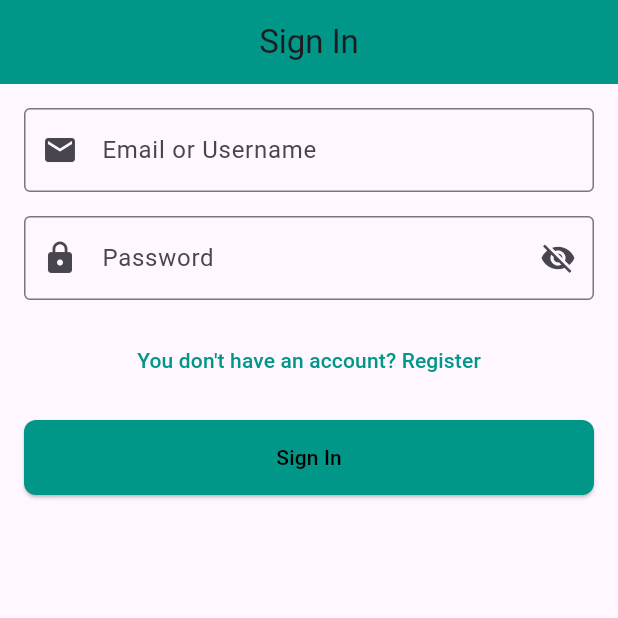
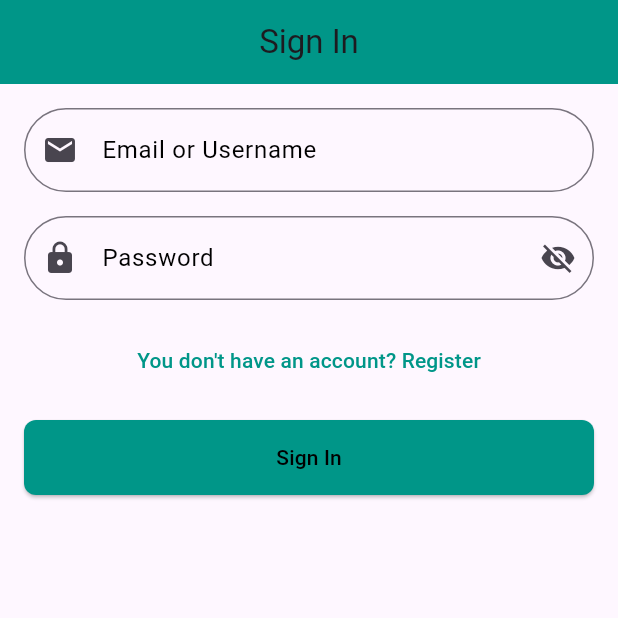
Before and after one commit to Piovide/Progetto-Flutter, a Flutter app: the screen it shows after launch, after a tap on "Already have an account? Sign In", on a phone screen of 412 x 824 dp, the top half of it. Run offline on Flutter 3.47's test engine with Material 3 defaults, Android fonts, the phone set to English and light mode, and no system bars; our stand-ins replace flutter_markdown, shared_preferences.

Commit message:
SignUp and SignIn input form edit

```diff
--- a/lib/routes/SignInPage.dart
+++ b/lib/routes/SignInPage.dart
@@ -2,8 +2,6 @@ import 'package:flutter/material.dart';
 import 'package:progetto_flutter/constants/colors.dart';
 import 'package:progetto_flutter/utilz/Utilz.dart';
 import '../utilz/WebUtilz.dart';
-
-// TODO: *PER CEO* style the text fields like the profile page
 
 class SignInPage extends StatefulWidget {
   @override
@@ -34,19 +32,14 @@ class _SignInPageState extends State<SignInPage> {
         padding: const EdgeInsets.all(16.0),
         child: Column(
           children: [
-            //Email TextField
-            Container(
-              decoration: BoxDecoration(
-                borderRadius: BorderRadius.circular(8),
-              ),
-              child: TextField(
+            //Email TextFormField
+            TextFormField(
               controller: emailUsernameController,
               keyboardType: TextInputType.emailAddress,
               decoration: InputDecoration(
+                border: OutlineInputBorder(borderRadius: BorderRadius.circular(100)),
+                label: Text('Email or Username', style: TextStyle(color: black)),
                 prefixIcon: Icon(Icons.email),
-                  border: OutlineInputBorder(),
-                  hintText: 'Email or Username',
-                ),
               ),
             ),
 
@@ -55,28 +48,24 @@ class _SignInPageState extends State<SignInPage> {
               height: 16,
             ),
 
-            //Password TextField
-            Container(
-              decoration: BoxDecoration(
-                borderRadius: BorderRadius.circular(8),
-              ),
-              child: TextField(
+            //Password TextFormField
+            TextFormField(
               controller: passwordController,
               keyboardType: TextInputType.visiblePassword,
               obscureText: _isObscure,
               decoration: InputDecoration(
+                border: OutlineInputBorder(borderRadius: BorderRadius.circular(100)),
+                label: Text('Password', style: TextStyle(color: black)),
                 prefixIcon: Icon(Icons.lock),
                 suffixIcon: IconButton(
                   icon: Icon(
-                        _isObscure ? Icons.visibility_off : Icons.visibility),
+                    _isObscure ? Icons.visibility_off : Icons.visibility
+                  ),
                   onPressed: () {
                     _isObscure = !_isObscure;
                     (context as Element).markNeedsBuild();
                   },
-                  ),
-                  border: OutlineInputBorder(),
-                  hintText: 'Password',
-                ),
+                )
               ),
             ),
 
--- a/lib/routes/SignUpPage.dart
+++ b/lib/routes/SignUpPage.dart
@@ -2,8 +2,6 @@ import 'package:flutter/material.dart';
 import 'package:progetto_flutter/constants/colors.dart';
 import 'package:progetto_flutter/utilz/Utilz.dart';
 import '../utilz/WebUtilz.dart';
-
-// TODO: *PER CEO* style the text fields like the profile page
 
 class SignUpPage extends StatefulWidget {
   @override
@@ -41,18 +39,13 @@ class _SignUpPageState extends State<SignUpPage> {
         child: Column(
           children: [
             //Username TextField
-            Container(
-              decoration: BoxDecoration(
-                borderRadius: BorderRadius.circular(8),
-              ),
-              child: TextField(
+            TextFormField(
               controller: usernameController,
               keyboardType: TextInputType.name,
               decoration: InputDecoration(
+                border: OutlineInputBorder(borderRadius: BorderRadius.circular(100)),
+                label: Text('Username', style: TextStyle(color: black)),
                 prefixIcon: Icon(Icons.person),
-                  border: OutlineInputBorder(),
-                  hintText: 'Username',
-                ),
               ),
             ),
 
@@ -62,18 +55,13 @@ class _SignUpPageState extends State<SignUpPage> {
             ),
 
             //Surname TextField
-            Container(
-              decoration: BoxDecoration(
-                borderRadius: BorderRadius.circular(8),
-              ),
-              child: TextField(
+            TextFormField(
               controller: surnameController,
               keyboardType: TextInputType.name,
               decoration: InputDecoration(
+                border: OutlineInputBorder(borderRadius: BorderRadius.circular(100)),
+                label: Text('Surname', style: TextStyle(color: black)),
                 prefixIcon: Icon(Icons.badge),
-                  border: OutlineInputBorder(),
-                  hintText: 'Surname',
-                ),
               ),
             ),
 
@@ -83,18 +71,13 @@ class _SignUpPageState extends State<SignUpPage> {
             ),
 
             //Name TextField
-            Container(
-              decoration: BoxDecoration(
-                borderRadius: BorderRadius.circular(8),
-              ),
-              child: TextField(
+            TextFormField(
               controller: nameController,
               keyboardType: TextInputType.name,
               decoration: InputDecoration(
+                border: OutlineInputBorder(borderRadius: BorderRadius.circular(100)),
+                label: Text('Name', style: TextStyle(color: black)),
                 prefixIcon: Icon(Icons.badge),
-                  border: OutlineInputBorder(),
-                  hintText: 'Name',
-                ),
               ),
             ),
 
@@ -104,18 +87,13 @@ class _SignUpPageState extends State<SignUpPage> {
             ),
 
             //Email TextField
-            Container(
-              decoration: BoxDecoration(
-                borderRadius: BorderRadius.circular(8),
-              ),
-              child: TextField(
+            TextFormField(
               controller: emailController,
               keyboardType: TextInputType.emailAddress,
               decoration: InputDecoration(
+                border: OutlineInputBorder(borderRadius: BorderRadius.circular(100)),
+                label: Text('Email', style: TextStyle(color: black)),
                 prefixIcon: Icon(Icons.email),
-                  border: OutlineInputBorder(),
-                  hintText: 'Email',
-                ),
               ),
             ),
 
@@ -125,15 +103,13 @@ class _SignUpPageState extends State<SignUpPage> {
             ),
 
             //Password TextField
-            Container(
-              decoration: BoxDecoration(
-                borderRadius: BorderRadius.circular(8),
-              ),
-              child: TextField(
+            TextFormField(
               controller: passwordController,
               keyboardType: TextInputType.visiblePassword,
               obscureText: _isObscure,
               decoration: InputDecoration(
+                border: OutlineInputBorder(borderRadius: BorderRadius.circular(100)),
+                label: Text('Password', style: TextStyle(color: black)),
                 prefixIcon: Icon(Icons.lock),
                 suffixIcon: IconButton(
                   icon: Icon(
@@ -142,9 +118,6 @@ class _SignUpPageState extends State<SignUpPage> {
                     _isObscure = !_isObscure;
                     (context as Element).markNeedsBuild();
                   },
-                  ),
-                  border: OutlineInputBorder(),
-                  hintText: 'Password',
                 ),
               ),
             ),
@@ -155,11 +128,7 @@ class _SignUpPageState extends State<SignUpPage> {
             ),
 
             //Repeat Password TextField
-            Container(
-              decoration: BoxDecoration(
-                borderRadius: BorderRadius.circular(8),
-              ),
-              child: TextField(
+            TextFormField(
               controller: repeatPasswordController,
               keyboardType: TextInputType.visiblePassword,
               onChanged: (value) {
@@ -167,6 +136,25 @@ class _SignUpPageState extends State<SignUpPage> {
               },
               obscureText: _isObscure,
               decoration: InputDecoration(
+                border: OutlineInputBorder(
+                  borderRadius: BorderRadius.circular(100),
+                  borderSide: BorderSide(
+                      color:
+                          checkPasswordInput(repeatPasswordController.text)),
+                ),
+                focusedBorder: OutlineInputBorder(
+                  borderRadius: BorderRadius.circular(100),
+                  borderSide: BorderSide(
+                      color:
+                          checkPasswordInput(repeatPasswordController.text)),
+                ),
+                enabledBorder: OutlineInputBorder(
+                  borderRadius: BorderRadius.circular(100),
+                  borderSide: BorderSide(
+                      color:
+                          checkPasswordInput(repeatPasswordController.text)),
+                ),
+                label: Text('Repeat Password', style: TextStyle(color: black)),
                 prefixIcon: Icon(Icons.lock),
                 suffixIcon: IconButton(
                   icon: Icon(
@@ -175,23 +163,6 @@ class _SignUpPageState extends State<SignUpPage> {
                     _isObscure = !_isObscure;
                     (context as Element).markNeedsBuild();
                   },
-                  ),
-                  border: OutlineInputBorder(
-                    borderSide: BorderSide(
-                        color:
-                            checkPasswordInput(repeatPasswordController.text)),
-                  ),
-                  focusedBorder: OutlineInputBorder(
-                    borderSide: BorderSide(
-                        color:
-                            checkPasswordInput(repeatPasswordController.text)),
-                  ),
-                  enabledBorder: OutlineInputBorder(
-                    borderSide: BorderSide(
-                        color:
-                            checkPasswordInput(repeatPasswordController.text)),
-                  ),
-                  hintText: 'Repeat Password',
                 ),
               ),
             ),
```
Lines whose indentation alone changed are shown as unchanged.
